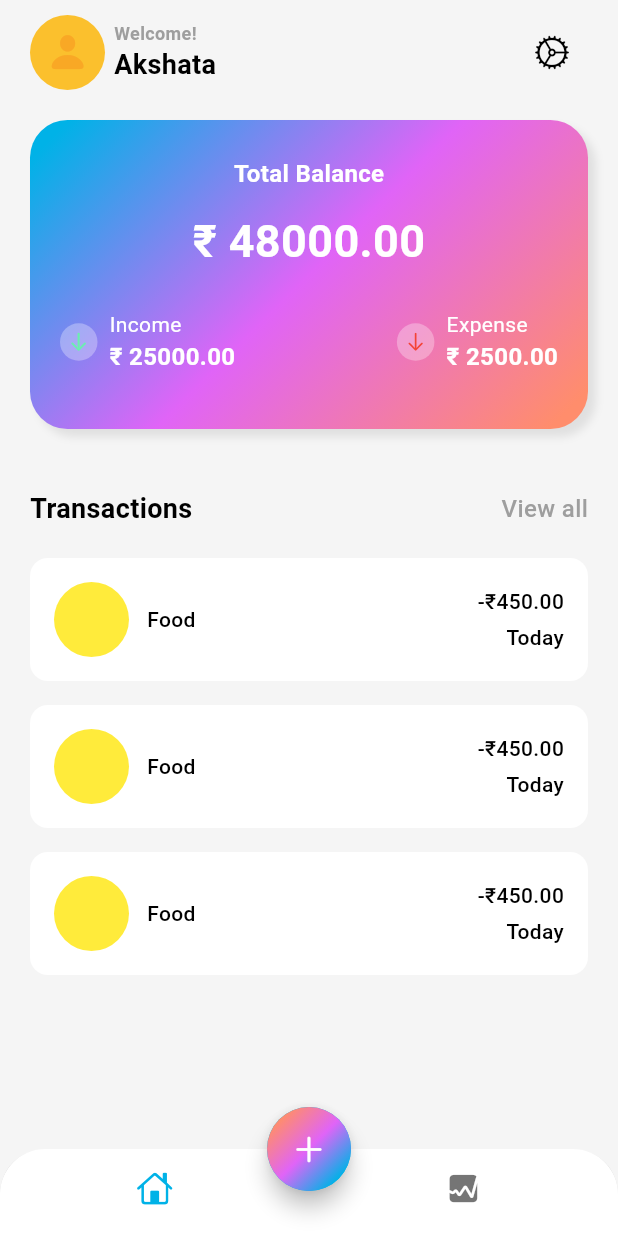
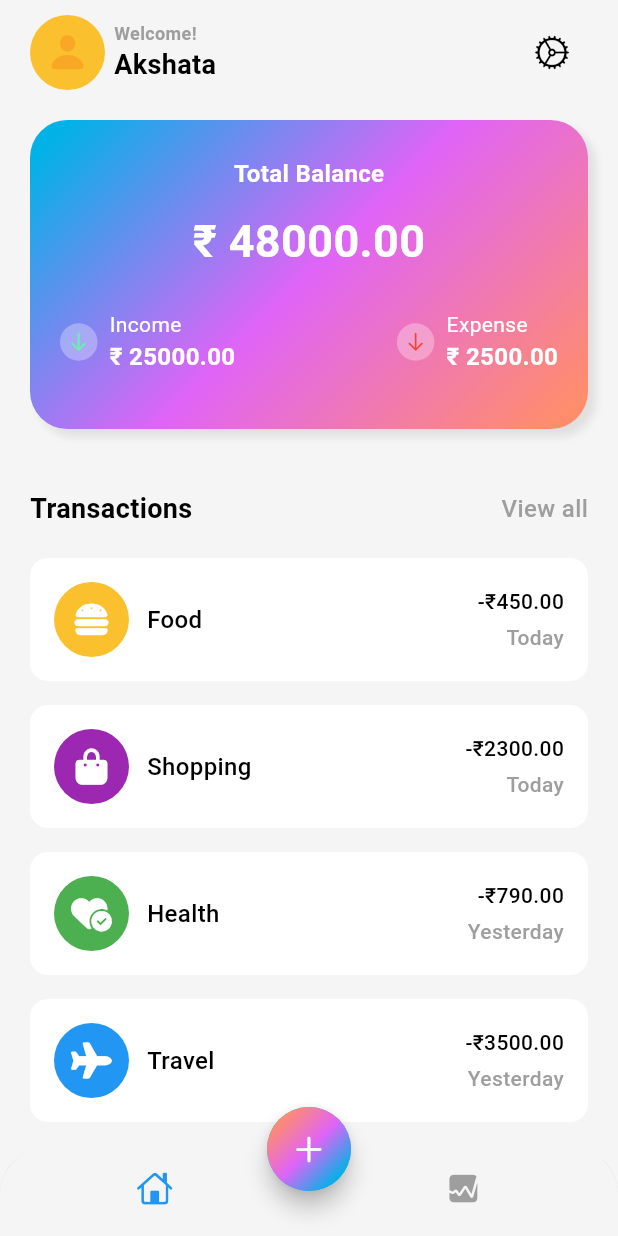
Before and after one commit to AkshataSagare/expense-tracking, a Flutter app: the screen it shows after launch, on a phone screen of 412 x 824 dp. Run offline on Flutter 3.47's test engine with Material 3 defaults, Android fonts, the phone set to English and light mode, and no system bars; our stand-ins replace fl_chart, font_awesome_flutter.

Commit message:
create transactions screen and bar chart

```diff
--- /dev/null
+++ b/lib/data/data.dart
@@ -0,0 +1,33 @@
+import 'package:flutter/material.dart';
+import 'package:font_awesome_flutter/font_awesome_flutter.dart';
+
+List<Map<String, dynamic>> transactionsData= [
+  {
+    'icon': FaIcon(FontAwesomeIcons.burger, color: Colors.white,),
+    'color': Colors.yellow[700],
+    'name': 'Food',
+    'totalAmount': '-₹450.00',
+    'date': 'Today',
+  },
+  {
+    'icon': FaIcon(FontAwesomeIcons.bagShopping, color: Colors.white,),
+    'color': Colors.purple,
+    'name': 'Shopping',
+    'totalAmount': '-₹2300.00',
+    'date': 'Today',
+  },
+  {
+    'icon': FaIcon(FontAwesomeIcons.heartCircleCheck, color: Colors.white,),
+    'color': Colors.green,
+    'name': 'Health',
+    'totalAmount': '-₹790.00',
+    'date': 'Yesterday',
+  },
+  {
+    'icon': FaIcon(FontAwesomeIcons.plane, color: Colors.white,),
+    'color': Colors.blue,
+    'name': 'Travel',
+    'totalAmount': '-₹3500.00',
+    'date': 'Yesterday',
+  }
+];
--- a/lib/screens/home/views/home_screen.dart
+++ b/lib/screens/home/views/home_screen.dart
@@ -1,29 +1,49 @@
 import 'dart:math';
 import 'package:expense_tracking/screens/home/views/main_screen.dart';
+import 'package:expense_tracking/screens/stats/stats.dart';
 import 'package:flutter/cupertino.dart';
 import 'package:flutter/material.dart';
 
-class HomeScreen extends StatelessWidget {
+class HomeScreen extends StatefulWidget {
   const HomeScreen({super.key});
+
+  @override
+  State<HomeScreen> createState() => _HomeScreenState();
+}
+
+class _HomeScreenState extends State<HomeScreen> {
+
+  int index = 0;
+  late Color selectedItem = Colors.blue;
+  Color unselectedItem = Colors.grey;
+
+
 
   @override
   Widget build(BuildContext context) {
     return Scaffold(
-      //appBar: AppBar(),
       bottomNavigationBar: ClipRRect(
         borderRadius: BorderRadius.vertical(
           top: Radius.circular(30)
         ),
         child: BottomNavigationBar(
-          backgroundColor: Colors.white,
+          onTap: (value) {
+            setState(() {
+              index = value;
+            });
+          },
           showSelectedLabels: false,
           showUnselectedLabels: false,
           elevation: 3,
-          items: const [
-            BottomNavigationBarItem(icon: Icon(CupertinoIcons.home),
+          items: [
+            BottomNavigationBarItem(icon: Icon(CupertinoIcons.home,
+            color: index == 0 ? selectedItem : unselectedItem,
+            ),
             label: 'Home'
             ),
-            BottomNavigationBarItem(icon: Icon(CupertinoIcons.graph_square_fill),
+            BottomNavigationBarItem(icon: Icon(CupertinoIcons.graph_square_fill,
+            color: index == 1 ? selectedItem : unselectedItem,
+            ),
             label: 'Stats'
             ),
           ],
@@ -52,7 +72,10 @@ class HomeScreen extends StatelessWidget {
           ),
         ),
       ),
-      body: MainScreen(),
+      body: index == 0
+      ? MainScreen()
+      :StatScreen()
+
     );
   }
 }
--- a/lib/screens/home/views/main_screen.dart
+++ b/lib/screens/home/views/main_screen.dart
@@ -1,4 +1,5 @@
 import 'dart:math';
+import 'package:expense_tracking/data/data.dart';
 import 'package:flutter/cupertino.dart';
 import 'package:flutter/material.dart';
 
@@ -225,7 +226,7 @@ class MainScreen extends StatelessWidget {
             SizedBox(height: 20,),
             Expanded(
               child: ListView.builder(
-                itemCount: 3,
+                itemCount: transactionsData.length,
                 itemBuilder: (context, int i) {
                   return Padding(
                     padding: const EdgeInsets.only(bottom: 16.0),
@@ -238,19 +239,29 @@ class MainScreen extends StatelessWidget {
                         padding: const EdgeInsets.all(16),
                         child: Row(
                           children: [
+                            Stack(
+                              alignment: Alignment.center,
+                              children: [
                                 Container(
                                   width: 50,
                                   height: 50,
                                   decoration: BoxDecoration(
-                                color: Colors.yellow,
+                                    color: transactionsData[i]['color'],
                                     shape: BoxShape.circle
                                   ),
                                 ),
+                                transactionsData[i]['icon'],
+                                //Icon(
+                                 // Icons.food_bank,
+                                  //color: Colors.white,
+                               // )
+                              ],
+                            ),
                             SizedBox(width: 12,),
                             Text(
-                              'Food',
+                              transactionsData[i]['name'],
                               style: TextStyle(
-                                fontSize: 14,
+                                fontSize: 16,
                                 color: Theme.of(context).colorScheme.onSurface,
                                 fontWeight: FontWeight.w500
                                 )
@@ -260,7 +271,7 @@ class MainScreen extends StatelessWidget {
                               crossAxisAlignment: CrossAxisAlignment.end,
                               children: [
                                 Text(
-                                  '-\₹450.00',
+                                  transactionsData[i]['totalAmount'],
                                   style: TextStyle(
                                     fontSize: 14,
                                     color: Theme.of(context).colorScheme.onSurface,
@@ -269,10 +280,10 @@ class MainScreen extends StatelessWidget {
                                 ),
                                 SizedBox(height: 4),
                                 Text(
-                                  'Today',
+                                  transactionsData[i]['date'],
                                   style: TextStyle(
                                     fontSize: 14,
-                                    color: Theme.of(context).colorScheme.onSurface,
+                                    color: Theme.of(context).colorScheme.outline,
                                     fontWeight: FontWeight.w500
                                   )
                                 ),
--- a/pubspec.yaml
+++ b/pubspec.yaml
@@ -36,6 +36,8 @@ dependencies:
   cupertino_icons: ^1.0.8
   hive: ^2.2.3
   path_provider: ^2.1.5
+  font_awesome_flutter: ^10.8.0
+  fl_chart: ^1.0.0
 
 dev_dependencies:
   flutter_test:
```
Also changed, not shown: lib/screens/stats/chart.dart (added, +173 -0 lines), lib/screens/stats/stats.dart (added, +40 -0 lines), pubspec.lock. Lines whose indentation alone changed are shown as unchanged.
